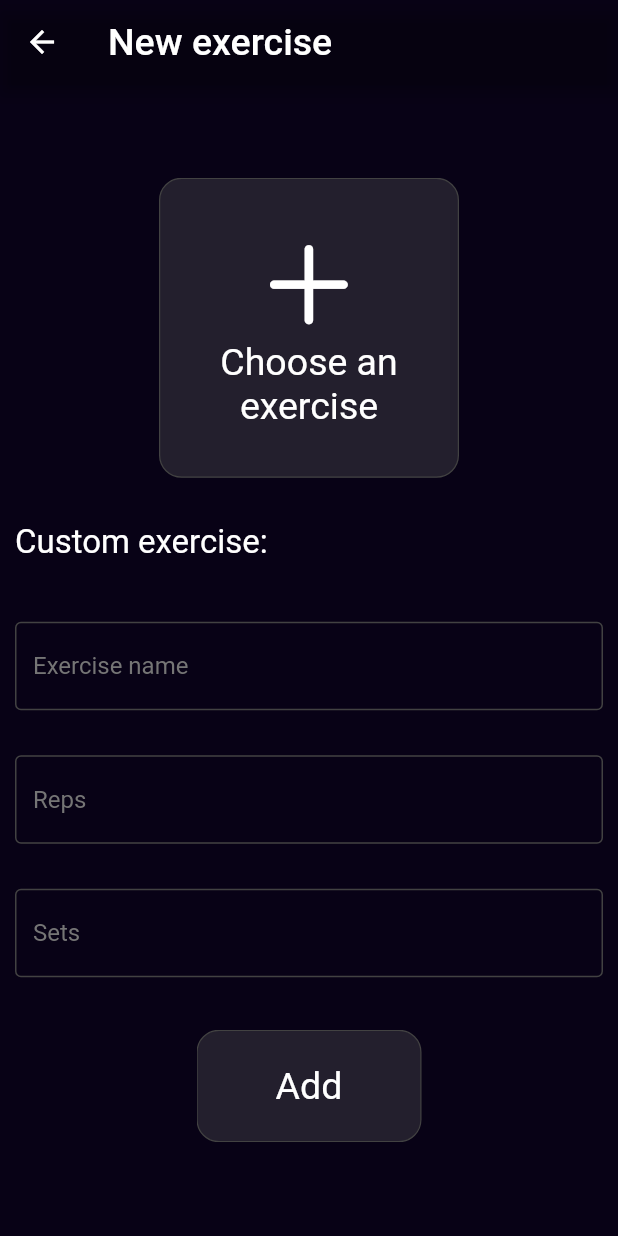
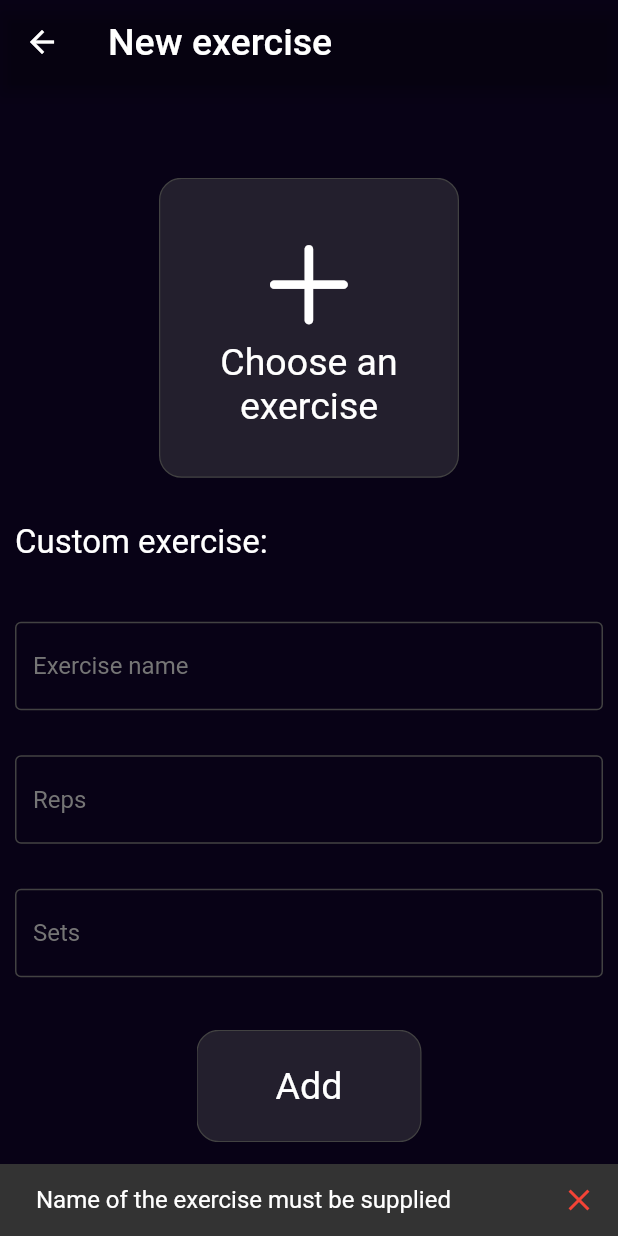
Before and after one commit to aevinj/Overload, a Flutter app: the AddExercise screen opened directly, after a tap on "Add", on a phone screen of 412 x 824 dp. Run offline on Flutter 3.47's test engine with Material 2 defaults, Android fonts, the phone set to English and light mode, and no system bars; our stand-ins replace hive, hive_flutter; accounts and stored records are empty.

Commit message:
exercise name requirement constraint

```diff
--- a/lib/pages/add_exercise.dart
+++ b/lib/pages/add_exercise.dart
@@ -136,12 +136,26 @@ class _AddExerciseState extends State<AddExercise> {
             height: 75,
             width: 150,
             onPressed: () {
+              if (_nameController.text.isNotEmpty) {
                 final newExercise = Exercise(
                   name: _nameController.text.capitalise(),
                   sets: int.tryParse(_setsController.text),
                   reps: int.tryParse(_repsController.text),
                 );
                 Navigator.pop(context, newExercise);
+              } else {
+                ScaffoldMessenger.of(context).showSnackBar(
+                  SnackBar(
+                    content: Text(
+                      'Name of the exercise must be supplied',
+                      style: Font(size: 16),
+                    ),
+                    duration: const Duration(milliseconds: 1250),
+                    showCloseIcon: true,
+                    closeIconColor: Colors.red,
+                  ),
+                );
+              }
             },
             child: Text(
               "Add",
```
Lines whose indentation alone changed are shown as unchanged.
